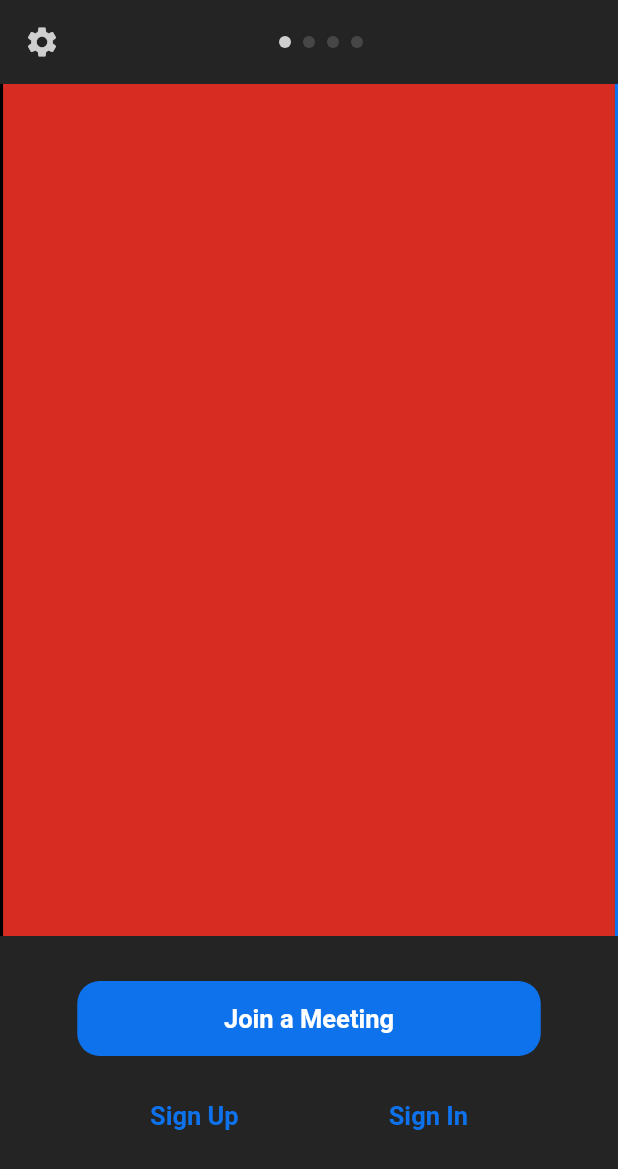
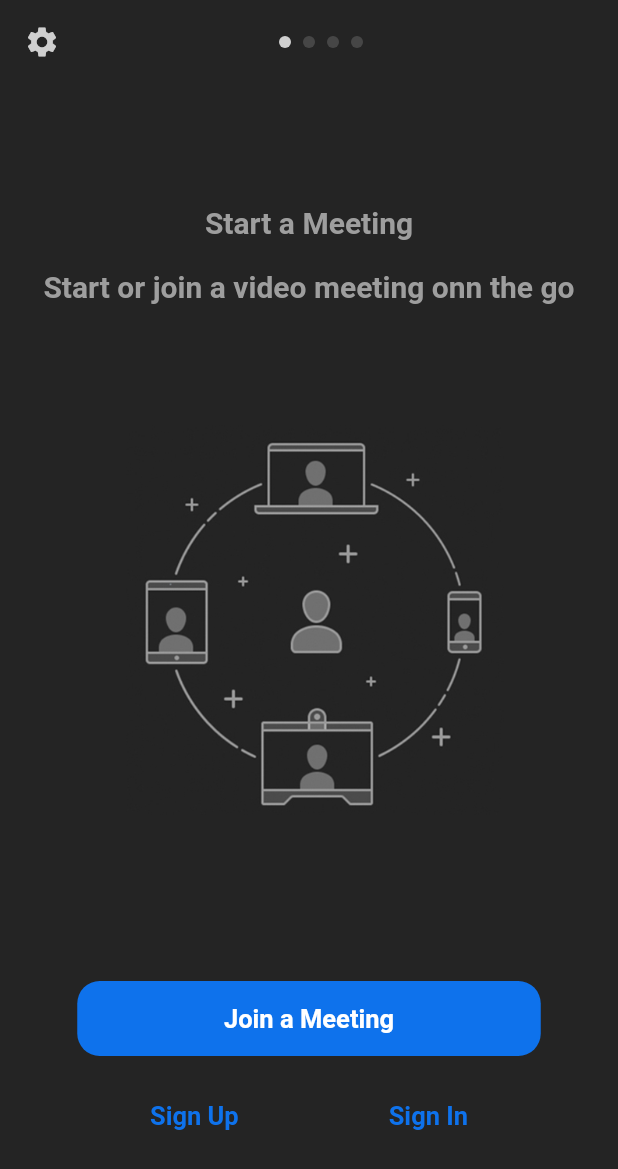
Before and after one commit to omkarbhor29/ZoomApp-clone-UI, a Flutter app: the HomePage screen opened directly, on a phone screen of 412 x 824 dp. Shown: the top 1169 px of the screen. Run offline on Flutter 3.47's test engine with Material 2 defaults, Android fonts, the phone set to English and light mode, and no system bars; drawn by our look-alikes of carousel_slider; our stand-ins replace flutter_icons; network calls fail.

Commit message:
Day 4 completed

```diff
--- a/lib/main.dart
+++ b/lib/main.dart
@@ -6,6 +6,6 @@ void main() {
   runApp(MaterialApp(
     theme: ThemeData(brightness: Brightness.dark),
     debugShowCheckedModeBanner: false,
-    home: HomePage(),
+    home: RootApp(),
   ));
 }
--- a/lib/pages/home_page.dart
+++ b/lib/pages/home_page.dart
@@ -1,5 +1,6 @@
 import 'package:carousel_slider/carousel_slider.dart';
 import 'package:flutter/material.dart';
+import 'package:zoom_clone/json/home_json.dart';
 import 'package:zoom_clone/themes/colors.dart';
 
 class HomePage extends StatefulWidget {
@@ -9,6 +10,8 @@ class HomePage extends StatefulWidget {
 
 class _HomePageState extends State<HomePage> {
   int activeTab = 0;
+  CarouselController buttonCarouseController = CarouselController();
+
   @override
   Widget build(BuildContext context) {
     return Scaffold(
@@ -98,7 +101,16 @@ class _HomePageState extends State<HomePage> {
 
   Widget getBody() {
     var size = MediaQuery.of(context).size;
-    var options = CarouselOptions(viewportFraction: 0.99, height: size.height);
+    var options = CarouselOptions(
+      viewportFraction: 0.99,
+      height: size.height,
+      onPageChanged: (index, reason) {
+        setState(() {
+          activeTab = index;
+        });
+      },
+    );
+
     List<Color> colors = [
       red,
       primary,
@@ -107,11 +119,44 @@ class _HomePageState extends State<HomePage> {
     ];
 
     return CarouselSlider(
-        items: List.generate(4, (index) {
+        carouselController: buttonCarouseController,
+        items: List.generate(items.length, (index) {
           return Container(
             width: size.width,
             height: size.height,
-            decoration: BoxDecoration(color: colors[index]),
+            // decoration: BoxDecoration(color: colors[index]),
+            child: Column(
+              mainAxisAlignment: MainAxisAlignment.spaceEvenly,
+              children: [
+                Column(
+                  children: [
+                    Text(
+                      items[index]['title'],
+                      style: TextStyle(
+                          fontSize: 20,
+                          fontWeight: FontWeight.w600,
+                          color: Colors.grey),
+                    ),
+                    SizedBox(height: 20),
+                    Text(
+                      items[index]['description'],
+                      style: TextStyle(
+                          fontSize: 20,
+                          fontWeight: FontWeight.w600,
+                          color: Colors.grey),
+                    ),
+                  ],
+                ),
+                Container(
+                  width: 260,
+                  height: 260,
+                  decoration: BoxDecoration(
+                      image: DecorationImage(
+                          image: AssetImage(items[index]['img']),
+                          fit: BoxFit.cover)),
+                )
+              ],
+            ),
           );
         }),
         options: options);
--- a/lib/pages/participants_page.dart
+++ b/lib/pages/participants_page.dart
@@ -20,7 +20,7 @@ class _ParticipantPageState extends State<ParticipantPage> {
   }
 
   Widget getAppBar() {
-    var ParticipantsCount = participants.length;
+    var participantsCount = participants.length;
 
     return AppBar(
       elevation: 0,
@@ -37,7 +37,7 @@ class _ParticipantPageState extends State<ParticipantPage> {
           ),
         ),
       ),
-      title: Center(child: Text("Participants ($ParticipantsCount)")),
+      title: Center(child: Text("Participants ($participantsCount)")),
     );
   }
 
--- a/lib/pages/root_app.dart
+++ b/lib/pages/root_app.dart
@@ -1,7 +1,6 @@
 import 'package:flutter/cupertino.dart';
 import 'package:flutter/material.dart';
 import 'package:flutter_icons/flutter_icons.dart';
-import 'package:zoom_clone/json/root_app.dart';
 import 'package:zoom_clone/json/root_app.dart';
 import 'package:zoom_clone/pages/home_page.dart';
 import 'package:zoom_clone/pages/participants_page.dart';
```
